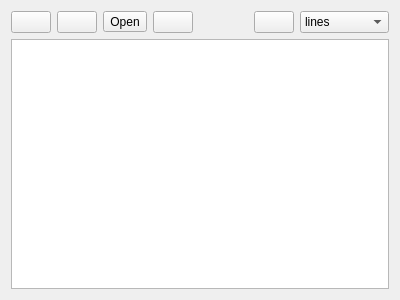
Old version of the form ui/Traceui.ui in the repository MonroeQuantumNetworks/IonControl.
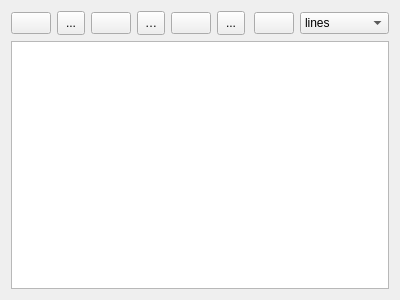
New version of the form. Icons and pictures are not drawn. Custom widgets are drawn as their Qt base class.

Commit message: additional functions in Traceui

```diff
--- a/ui/Traceui.ui
+++ b/ui/Traceui.ui
@@ -24,6 +24,26 @@
        </property>
       </widget>
      </item>
+     <item>
+      <widget class="QToolButton" name="plotButton">
+       <property name="minimumSize">
+        <size>
+         <width>28</width>
+         <height>24</height>
+        </size>
+       </property>
+       <property name="toolTip">
+        <string>plot traces</string>
+       </property>
+       <property name="text">
+        <string>...</string>
+       </property>
+       <property name="icon">
+        <iconset resource="Experiment.qrc">
+         <normaloff>:/openicon/icons/edit-add-2.png</normaloff>:/openicon/icons/edit-add-2.png</iconset>
+       </property>
+      </widget>
+     </item>
      <item>
       <widget class="QPushButton" name="saveButton">
        <property name="text">
@@ -37,6 +57,15 @@
      </item>
      <item>
       <widget class="QToolButton" name="openFileButton">
+       <property name="minimumSize">
+        <size>
+         <width>28</width>
+         <height>24</height>
+        </size>
+       </property>
+       <property name="toolTip">
+        <string>open traces</string>
+       </property>
        <property name="text">
         <string>Open</string>
        </property>
@@ -57,6 +86,26 @@
        </property>
       </widget>
      </item>
+     <item>
+      <widget class="QToolButton" name="shredderButton">
+       <property name="minimumSize">
+        <size>
+         <width>28</width>
+         <height>24</height>
+        </size>
+       </property>
+       <property name="toolTip">
+        <string>Delete trace from disk</string>
+       </property>
+       <property name="text">
+        <string>...</string>
+       </property>
+       <property name="icon">
+        <iconset resource="Experiment.qrc">
+         <normaloff>:/openicon/icons/edit-shred.png</normaloff>:/openicon/icons/edit-shred.png</iconset>
+       </property>
+      </widget>
+     </item>
      <item>
       <spacer name="horizontalSpacer">
        <property name="orientation">
```
Left out of the diff: 9 changed lines with no effect on the pictures. The commit also changes 10 other files.
